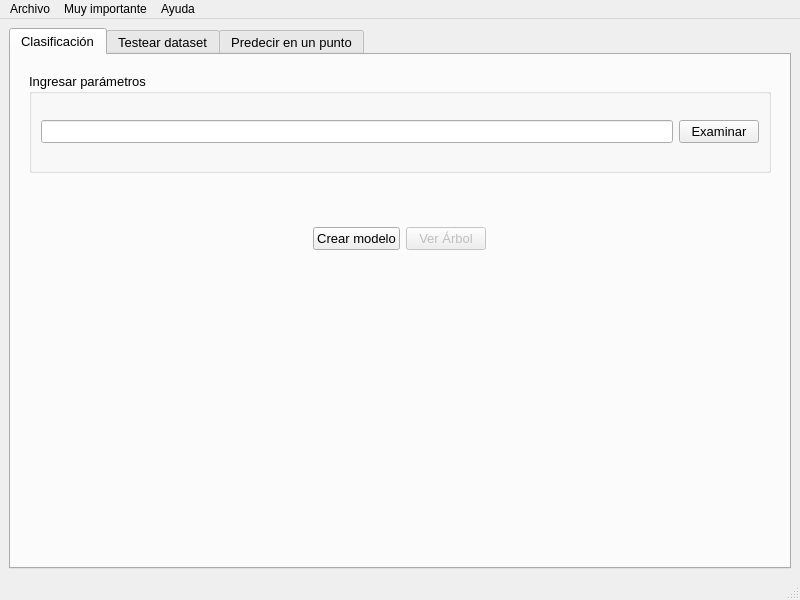
Old version of the form window.ui in the repository gabrielhruza/iatpi.
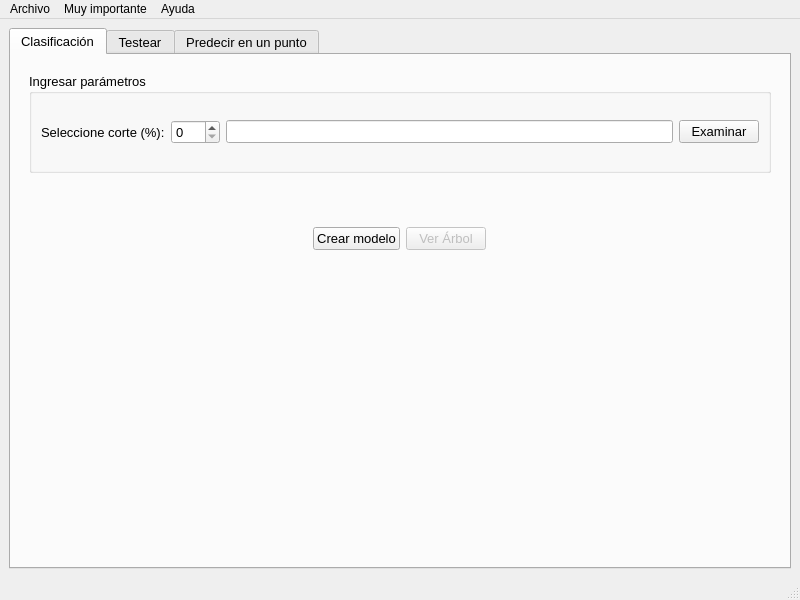
New version of the form. The open tabs and pages were chosen to show the change. Custom widgets are drawn as their Qt base class.

```diff
--- a/window.ui
+++ b/window.ui
@@ -51,6 +51,20 @@
               <string>Ingresar parámetros</string>
              </property>
              <layout class="QHBoxLayout" name="horizontalLayout_11">
+              <item>
+               <widget class="QLabel" name="label">
+                <property name="text">
+                 <string>Seleccione corte (%):</string>
+                </property>
+               </widget>
+              </item>
+              <item>
+               <widget class="QSpinBox" name="corte">
+                <property name="maximum">
+                 <number>100</number>
+                </property>
+               </widget>
+              </item>
               <item>
                <widget class="QLineEdit" name="input_file">
                 <property name="enabled">
@@ -136,7 +150,7 @@
       </widget>
       <widget class="QWidget" name="tab_3">
        <attribute name="title">
-        <string>Testear dataset</string>
+        <string>Testear</string>
        </attribute>
        <layout class="QVBoxLayout" name="verticalLayout_3">
         <item>
```
Left out of the diff: 10 changed lines with no effect on the pictures.
